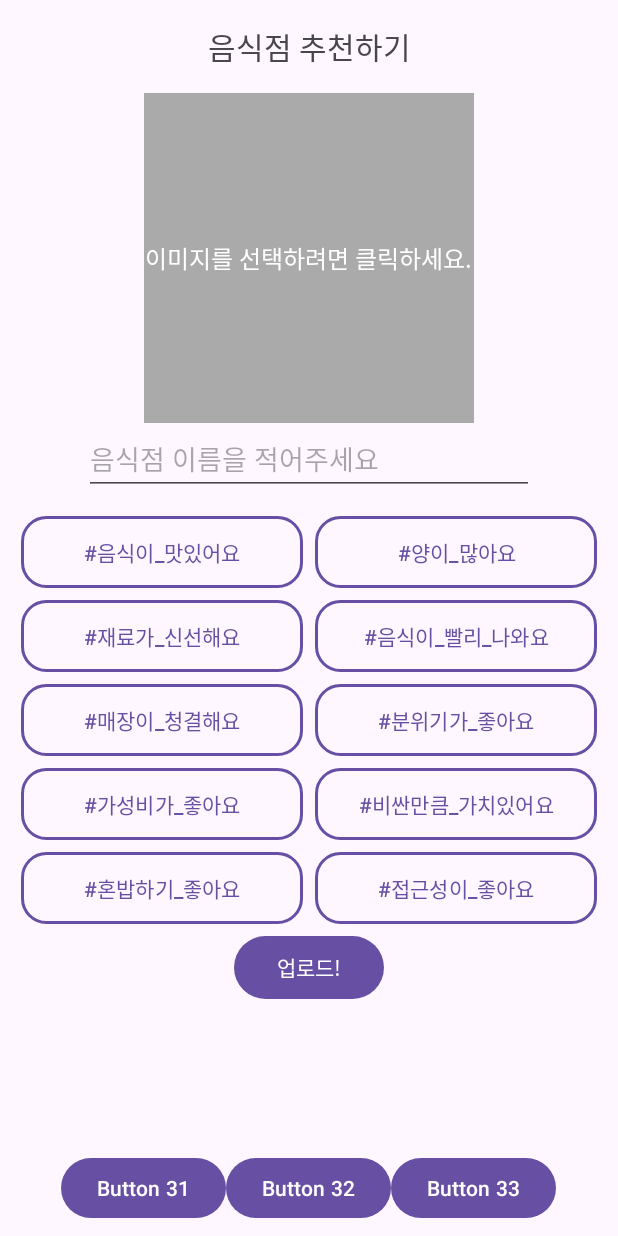
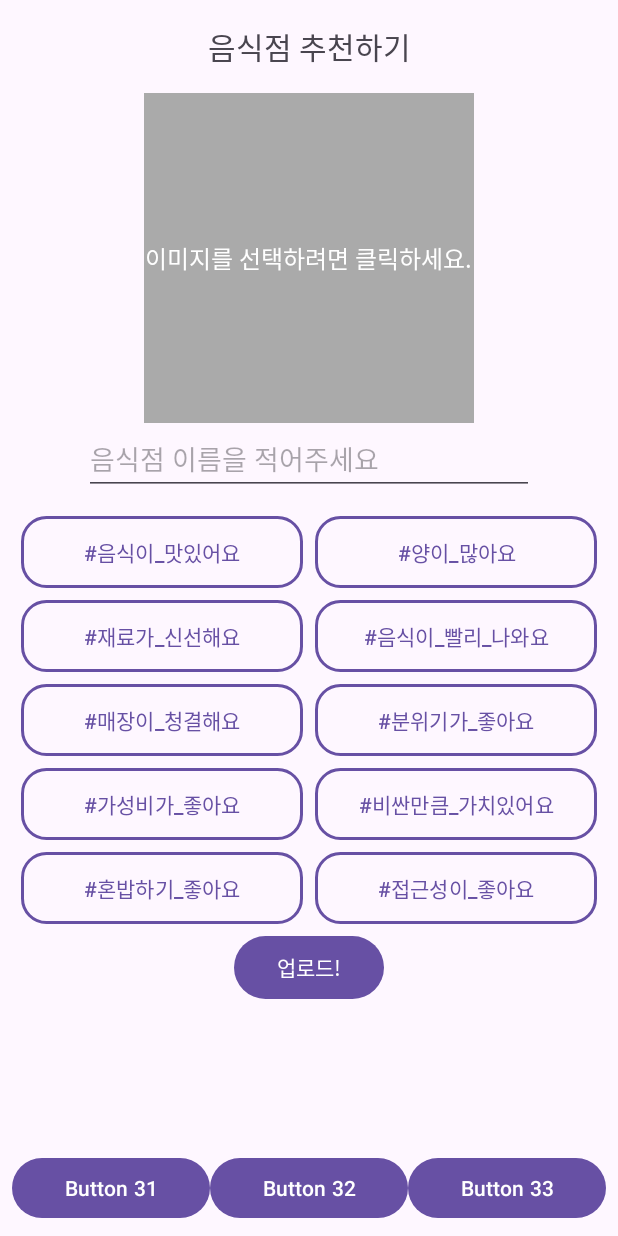
Before and after one commit to KangGunn/Madcamp_Week1, an Android app: the screen it shows after launch (MainActivity), after a tap on "식당 추가", on a phone screen of 412 x 824 dp. Run offline under Robolectric (Android 15) with nearby library versions, the phone set to English and light mode, and no system bars.

Commit message:
linear layout을 constraint layout으로 통일

```diff
--- a/app/src/main/res/layout/fragment_3.xml
+++ b/app/src/main/res/layout/fragment_3.xml
@@ -216,35 +216,44 @@
     </androidx.core.widget.NestedScrollView>
 
 
-    <LinearLayout
+    <androidx.constraintlayout.widget.ConstraintLayout
         android:id="@+id/buttonLayout3"
-        android:layout_width="0dp"
+        android:layout_width="match_parent"
         android:layout_height="wrap_content"
         android:orientation="horizontal"
-        android:gravity="center"
         app:layout_constraintBottom_toBottomOf="parent"
         app:layout_constraintStart_toStartOf="parent"
         app:layout_constraintEnd_toEndOf="parent"
+        android:gravity="center"
         android:layout_margin="8dp">
 
         <Button
             android:id="@+id/button31"
-            android:layout_width="wrap_content"
+            android:layout_width="0dp"
             android:layout_height="wrap_content"
+            app:layout_constraintEnd_toStartOf="@id/button32"
+            app:layout_constraintStart_toStartOf="parent"
+            app:layout_constraintTop_toTopOf="parent"
             android:text="Button 31" />
 
         <Button
             android:id="@+id/button32"
-            android:layout_width="wrap_content"
+            android:layout_width="0dp"
             android:layout_height="wrap_content"
+            app:layout_constraintStart_toEndOf="@id/button31"
+            app:layout_constraintEnd_toStartOf="@id/button33"
+            app:layout_constraintTop_toTopOf="parent"
             android:text="Button 32" />
 
         <Button
             android:id="@+id/button33"
-            android:layout_width="wrap_content"
+            android:layout_width="0dp"
             android:layout_height="wrap_content"
+            app:layout_constraintStart_toEndOf="@id/button32"
+            app:layout_constraintEnd_toEndOf="parent"
+            app:layout_constraintTop_toTopOf="parent"
             android:text="Button 33" />
 
-    </LinearLayout>
+    </androidx.constraintlayout.widget.ConstraintLayout>
 
 </androidx.constraintlayout.widget.ConstraintLayout>
```
Also changed, not shown: app/src/main/res/layout/fragment_1.xml (+30 -8 lines), app/src/main/res/layout/fragment_2.xml (+22 -10 lines).
